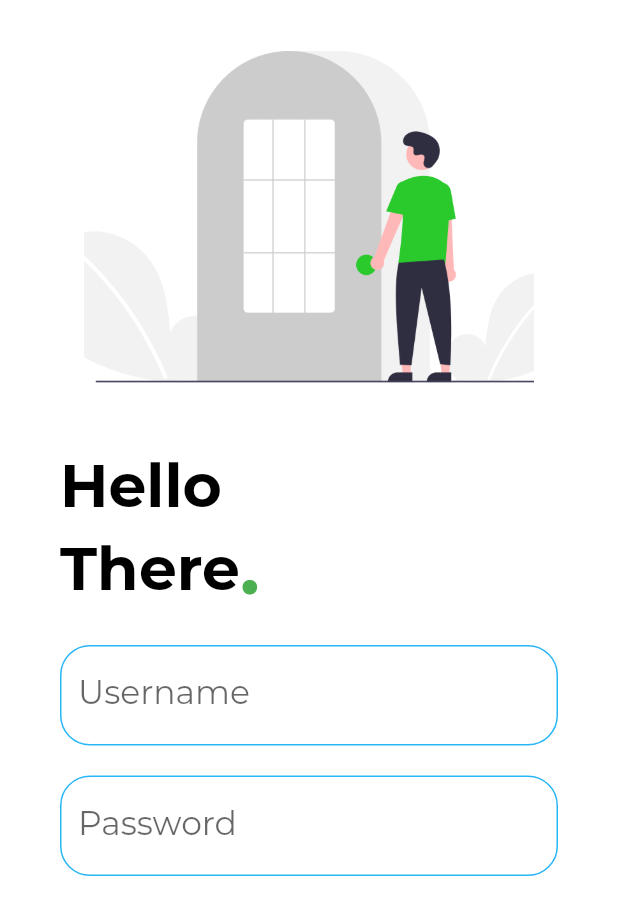
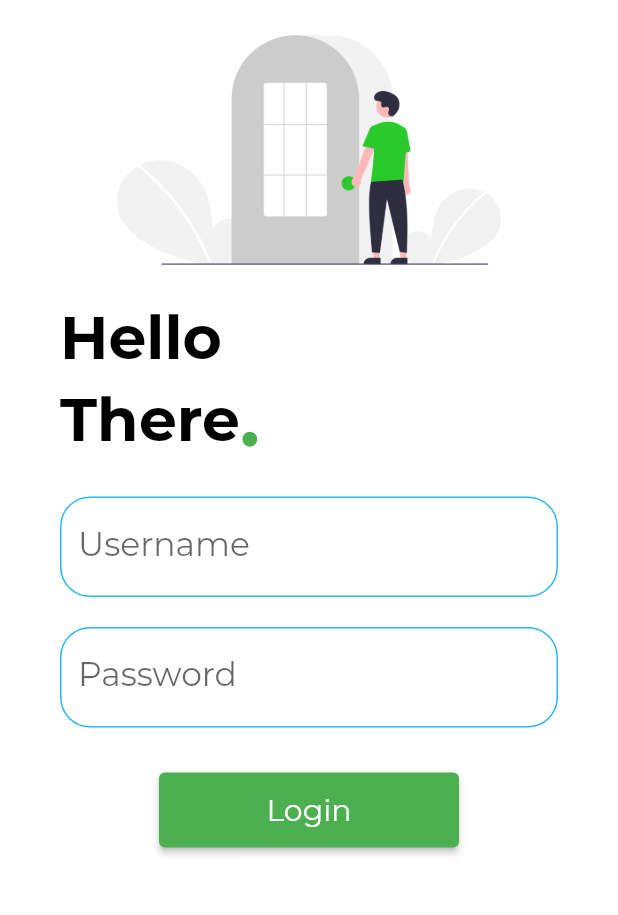
Before and after one commit to ShubhamDalvi1999/FlutterLoginPage, a Flutter app: the screen it shows after launch, on a phone screen of 412 x 824 dp. Shown: the top 915 px of the screen. Run offline on Flutter 3.47's test engine with Material 2 defaults, Android fonts, the phone set to English and light mode, and no system bars.

Commit message:
login click working functionality added

```diff
--- a/lib/main.dart
+++ b/lib/main.dart
@@ -1,5 +1,6 @@
 import 'package:catelogeapp/pages/home_page.dart';
 import 'package:catelogeapp/pages/login_page.dart';
+import 'package:catelogeapp/utils/routes.dart';
 import 'package:flutter/material.dart';
 
 void main() {
@@ -24,7 +25,8 @@ class MyApp extends StatelessWidget {
       ),
       routes:{
         "/":(context)=> LoginPage(),
-        "/login":(context)=> HomePage(),
+        MyRoutes.HomeRoute:(context)=> HomePage(),
+        MyRoutes.LoginRoute:(context)=> LoginPage(),
       },
     );
   }
--- a/lib/pages/login_page.dart
+++ b/lib/pages/login_page.dart
@@ -1,3 +1,4 @@
+import 'package:catelogeapp/utils/routes.dart';
 import "package:flutter/material.dart";
 
 class LoginPage extends StatelessWidget {
@@ -8,20 +9,22 @@ class LoginPage extends StatelessWidget {
       body: Container(
         color: Colors.white,
         child: Column(
-          crossAxisAlignment: CrossAxisAlignment.start,
+          crossAxisAlignment: CrossAxisAlignment.center,
           children: [
             Row(
               mainAxisAlignment: MainAxisAlignment.center,
               children: [
                 Image.asset(
                 "assets/images/login_image.png",
-                 width: 300,
-                 height: 289,
+                 width: 258,
+                 height: 200,
                 fit: BoxFit.cover ,),
               ],
             ),
-            Padding(
-              padding: const EdgeInsets.fromLTRB(40.0, 10.0, 0.0, 0.0),
+            Row(
+              children: [
+                Container(
+                  padding: const EdgeInsets.fromLTRB(40.0, 0.0, 0.0, 0.0),
                   child: Text("Hello",
                   style: TextStyle(
                   fontSize: 40.0,
@@ -30,6 +33,7 @@ class LoginPage extends StatelessWidget {
                   color: Colors.black,
               ),
               ),
+                ),]
             ),
             Row(
               children: [
@@ -111,6 +115,27 @@ class LoginPage extends StatelessWidget {
                 ],
               ),
             ),
+            SizedBox(
+              height:30
+            ),
+            ElevatedButton(
+              onPressed:(){
+                Navigator.pushNamed(context, MyRoutes.HomeRoute);
+                },
+              style: TextButton.styleFrom(
+                minimumSize: Size(200, 50),
+                backgroundColor: Colors.green
+              ),
+              child:Text(
+              "Login",
+              style: TextStyle(
+              fontSize: 20,
+              color: Colors.white,
+              ),
+             ),
+
+
+            )
           ],
         ),
       ),
--- /dev/null
+++ b/lib/utils/routes.dart
@@ -0,0 +1,4 @@
+class MyRoutes {
+  static String LoginRoute="/login";
+  static String HomeRoute="/home";
+}
```
Lines whose indentation alone changed are shown as unchanged.
